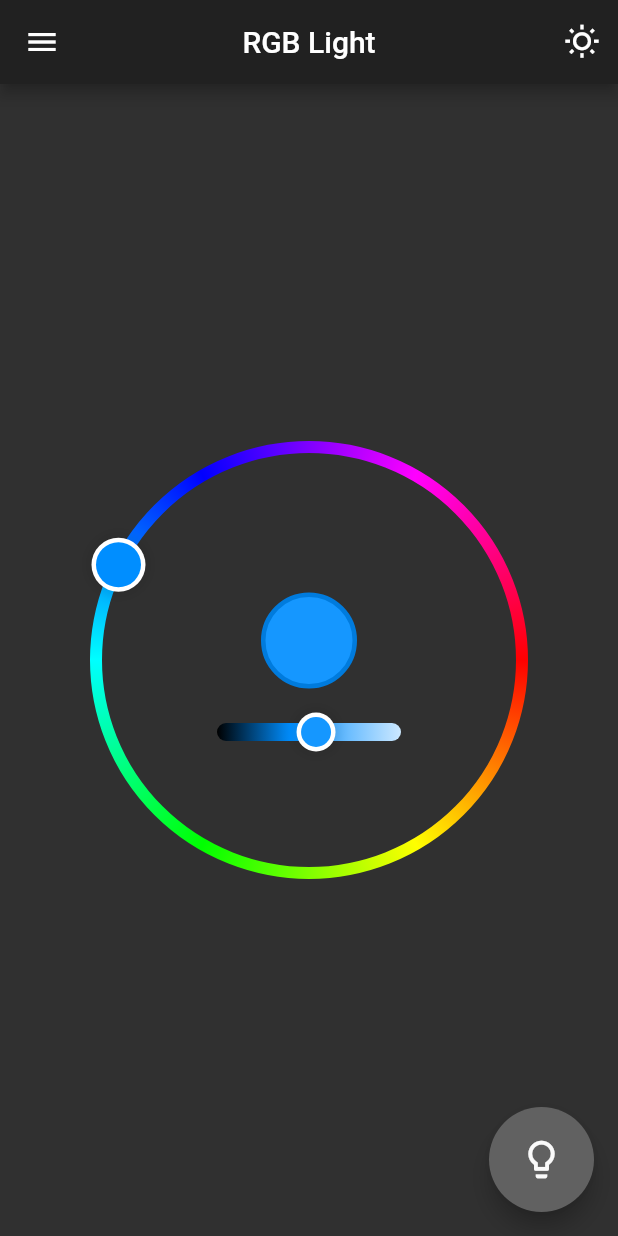
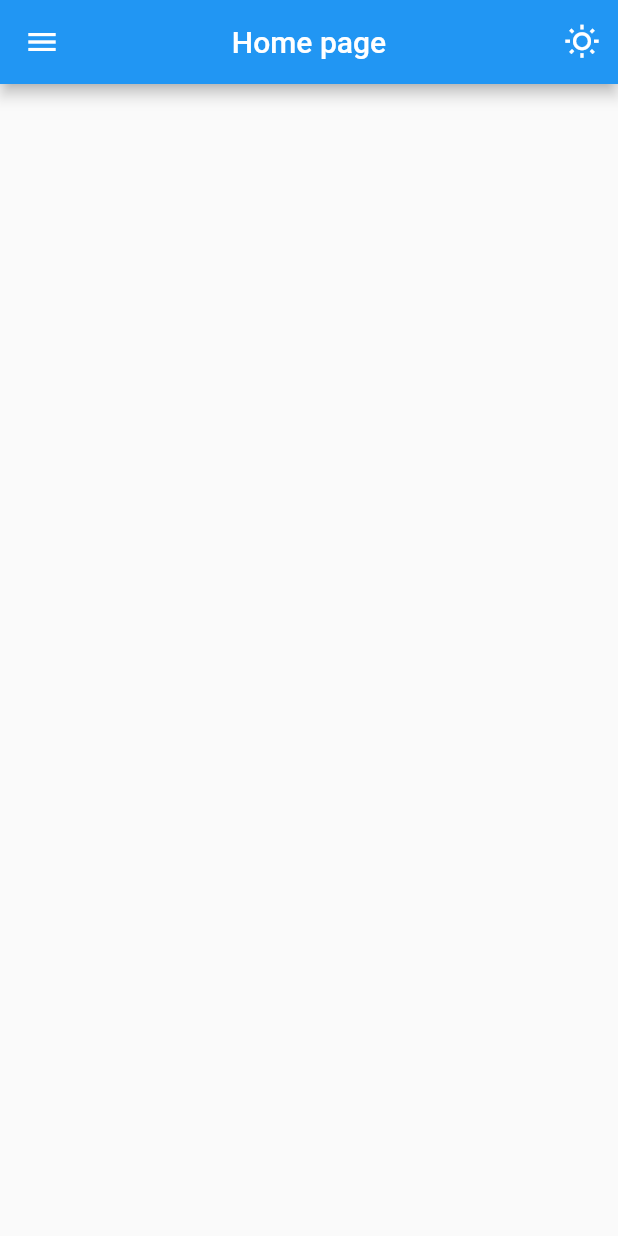
Before and after one commit to FredericoPM/Controller, a Flutter app: the screen it shows after launch, on a phone screen of 412 x 824 dp. Run offline on Flutter 3.47's test engine with Material 2 defaults, Android fonts, the phone set to English and light mode, and no system bars; our stand-ins replace shared_preferences; missing offline and left inert: mqtt_client.

Commit message:
home, sharedpref

```diff
--- a/main_app/lib/main.dart
+++ b/main_app/lib/main.dart
@@ -1,11 +1,11 @@
 import 'package:flutter/material.dart';
-import 'package:main_app/views/rgbLight_view.dart';
+import 'package:main_app/views/homePage_view.dart';
 void main() {
   runApp(
       MaterialApp(
         title: "Light controller",
         debugShowCheckedModeBanner: false,
-        home: RGBlight(),
+        home: HomePage(),
       )
   );
 }
--- /dev/null
+++ b/main_app/lib/views/homePage_view.dart
@@ -0,0 +1,47 @@
+import 'package:flutter/material.dart';
+import 'package:main_app/repositories/preferences_repositorie.dart';
+import 'package:main_app/views/sideMenu_view.dart';
+class HomePage extends StatefulWidget {
+  @override
+  HomePageState createState() => HomePageState();
+}
+class HomePageState extends State<HomePage> {
+  bool _theme = true;
+  var pref = new Preferences();
+
+  _loadTheme() async{
+    _theme = await pref.loadTheme();
+  }
+  void initState() {
+    super.initState();
+  }
+
+  @override
+  Widget build(BuildContext context) {
+    return MaterialApp(
+      debugShowCheckedModeBanner: false,
+      theme: _theme ?  ThemeData.light() : ThemeData.dark(),
+      home: Scaffold(
+          drawer: MenuDrawer(),
+          appBar: AppBar(
+            title: Text("Home page"),
+
+            centerTitle: true,
+
+            actions: <Widget>[
+              IconButton(
+                icon: const Icon(Icons.wb_sunny_outlined),
+                tooltip: 'Tema',
+                onPressed: () => {
+                  setState(() {
+                    _theme = !_theme;
+                  }),
+                },
+              )
+            ],
+
+          ),
+        ),
+    );
+  }
+}
--- a/main_app/lib/views/sideMenu_view.dart
+++ b/main_app/lib/views/sideMenu_view.dart
@@ -2,6 +2,7 @@ import 'package:flutter/material.dart';
 import 'package:main_app/views/rgbLight_view.dart';
 import 'package:main_app/views/normalLight_view.dart';
 import 'package:main_app/views/config_view.dart';
+import 'package:main_app/views/homePage_view.dart';
 class MenuDrawer extends StatefulWidget {
   @override
   MenuDrawerState createState() => MenuDrawerState();
--- a/main_app/pubspec.yaml
+++ b/main_app/pubspec.yaml
@@ -23,7 +23,7 @@ environment:
 dependencies:
   flutter:
     sdk: flutter
-
+  shared_preferences: 0.5.12+4
 
   # The following adds the Cupertino Icons font to your application.
   # Use with the CupertinoIcons class for iOS style icons.
```
Also changed, not shown: main_app/lib/repositories/preferences_repositorie.dart (added, +14 -0 lines), main_app/lib/views/config_view.dart (+19 -8 lines), main_app/pubspec.lock.
